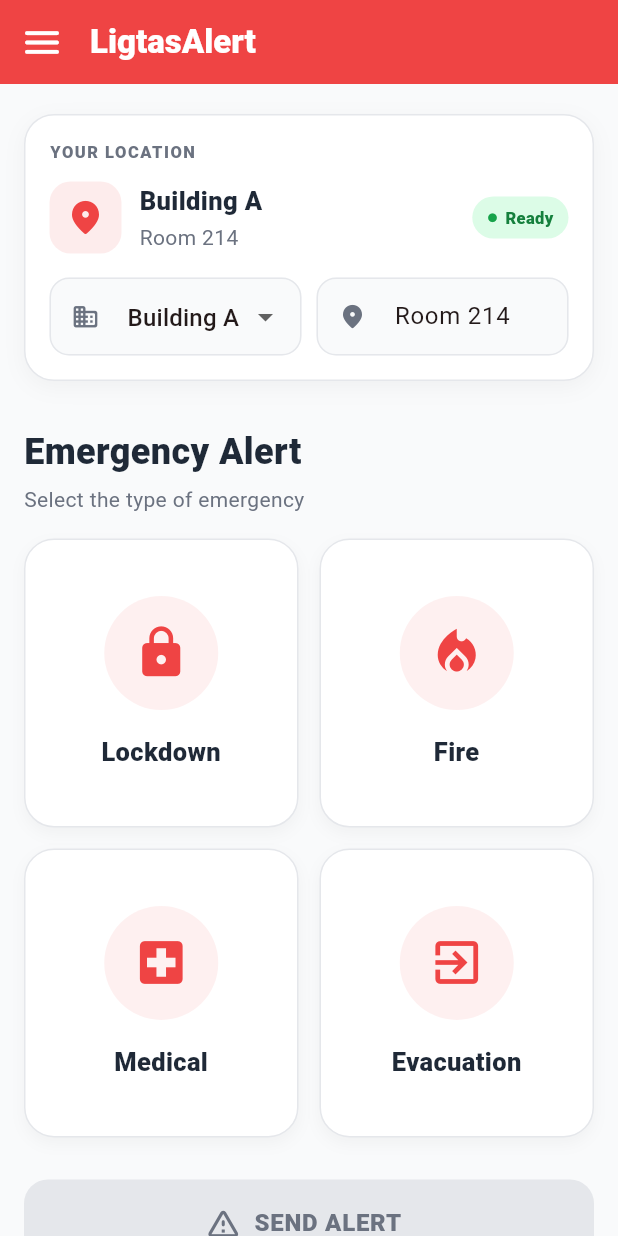
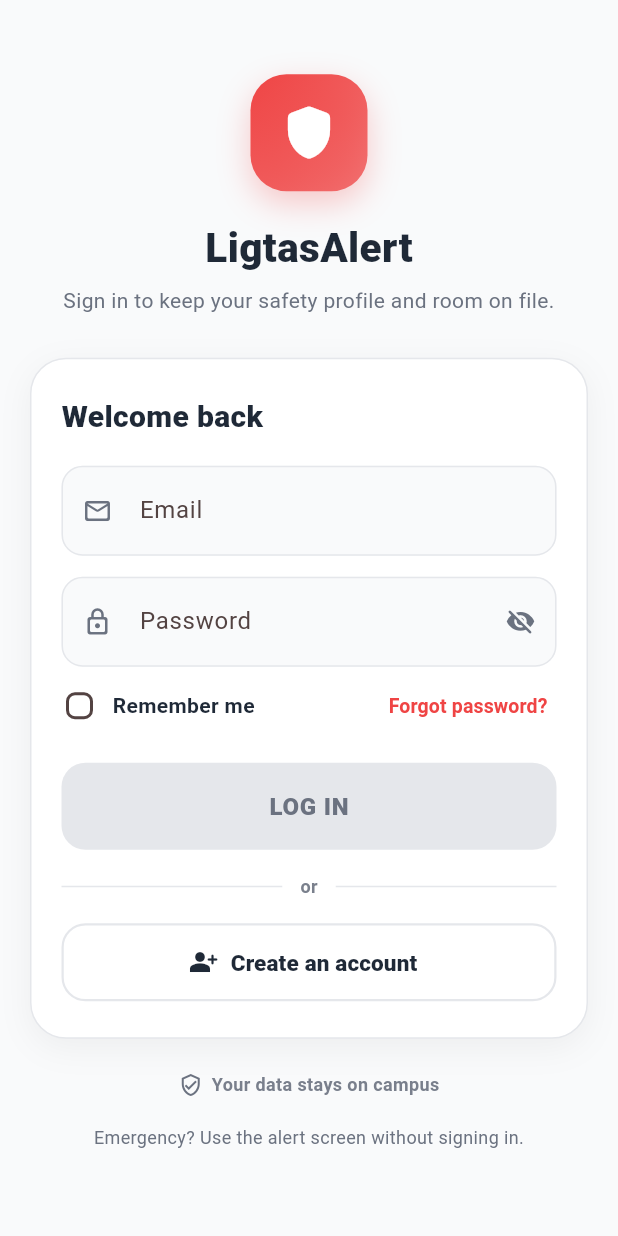
Before and after one commit to AlphaQbit/LigtasAlert_MAD, a Flutter app: the screen it shows after launch, on a phone screen of 412 x 824 dp. Run offline on Flutter 3.47's test engine with Material 3 defaults, Android fonts, the phone set to English and light mode, and no system bars.

Commit message:
new feature

```diff
--- /dev/null
+++ b/lib/login_page.dart
@@ -0,0 +1,438 @@
+import 'package:flutter/material.dart';
+import 'constants.dart';
+
+class LoginPage extends StatefulWidget {
+  const LoginPage({super.key, this.onLoggedIn});
+
+  final VoidCallback? onLoggedIn;
+
+  @override
+  State<LoginPage> createState() => _LoginPageState();
+}
+
+class _LoginPageState extends State<LoginPage> {
+  final _email = TextEditingController();
+  final _password = TextEditingController();
+  final _formKey = GlobalKey<FormState>();
+  bool _obscurePassword = true;
+  bool _rememberMe = false;
+
+  @override
+  void dispose() {
+    _email.dispose();
+    _password.dispose();
+    super.dispose();
+  }
+
+  @override
+  Widget build(BuildContext context) {
+    return Scaffold(
+      backgroundColor: kBg,
+      body: SafeArea(
+        child: Center(
+          child: SingleChildScrollView(
+            padding: const EdgeInsets.fromLTRB(20, 24, 20, 32),
+            child: ConstrainedBox(
+              constraints: const BoxConstraints(maxWidth: 440),
+              child: Form(
+                key: _formKey,
+                child: Column(
+                  crossAxisAlignment: CrossAxisAlignment.stretch,
+                  children: [
+                    _buildBrandHeader(),
+
+                    const SizedBox(height: 28),
+
+                    _buildLoginCard(),
+
+                    const SizedBox(height: 22),
+
+                    _buildFooter(),
+
+                    const SizedBox(height: 18),
+
+                    const Text(
+                      'Emergency? Use the alert screen without signing in.',
+                      textAlign: TextAlign.center,
+                      style: TextStyle(
+                        fontSize: 12,
+                        color: kTextSecondary,
+                      ),
+                    ),
+                  ],
+                ),
+              ),
+            ),
+          ),
+        ),
+      ),
+    );
+  }
+
+  Widget _buildBrandHeader() {
+    return Column(
+      children: [
+        Container(
+          width: 78,
+          height: 78,
+          decoration: BoxDecoration(
+            gradient: LinearGradient(
+              begin: Alignment.topLeft,
+              end: Alignment.bottomRight,
+              colors: [
+                kPrimary,
+                kPrimary.withValues(alpha: 0.72),
+              ],
+            ),
+            borderRadius: BorderRadius.circular(24),
+            boxShadow: [
+              BoxShadow(
+                color: kPrimary.withValues(alpha: 0.28),
+                blurRadius: 18,
+                offset: const Offset(0, 8),
+              ),
+            ],
+          ),
+          child: const Icon(
+            Icons.shield_rounded,
+            size: 42,
+            color: Colors.white,
+          ),
+        ),
+
+        const SizedBox(height: 18),
+
+        const Text(
+          'LigtasAlert',
+          style: TextStyle(
+            fontSize: 27,
+            fontWeight: FontWeight.w900,
+            color: kTextPrimary,
+          ),
+        ),
+
+        const SizedBox(height: 6),
+
+        const Text(
+          'Sign in to keep your safety profile and room on file.',
+          textAlign: TextAlign.center,
+          style: TextStyle(
+            fontSize: 14,
+            color: kTextSecondary,
+          ),
+        ),
+      ],
+    );
+  }
+
+  Widget _buildLoginCard() {
+    return Container(
+      padding: const EdgeInsets.fromLTRB(20, 24, 20, 24),
+      decoration: BoxDecoration(
+        color: kSurface,
+        borderRadius: BorderRadius.circular(24),
+        border: Border.all(color: kBorder),
+        boxShadow: [
+          BoxShadow(
+            color: Colors.black.withValues(alpha: 0.05),
+            blurRadius: 18,
+            offset: const Offset(0, 6),
+          ),
+        ],
+      ),
+      child: Column(
+        crossAxisAlignment: CrossAxisAlignment.stretch,
+        children: [
+          const Text(
+            'Welcome back',
+            style: TextStyle(
+              fontSize: 20,
+              fontWeight: FontWeight.w800,
+              color: kTextPrimary,
+            ),
+          ),
+
+          const SizedBox(height: 18),
+
+          _buildEmailField(),
+
+          const SizedBox(height: 14),
+
+          _buildPasswordField(),
+
+          const SizedBox(height: 8),
+
+          _buildRememberRow(),
+
+          const SizedBox(height: 20),
+
+          _buildSignInButton(),
+
+          const SizedBox(height: 16),
+
+          _buildDivider(),
+
+          const SizedBox(height: 16),
+
+          _buildSignUpButton(),
+        ],
+      ),
+    );
+  }
+
+  Widget _buildEmailField() {
+    return TextFormField(
+      controller: _email,
+      keyboardType: TextInputType.emailAddress,
+      autocorrect: false,
+      textInputAction: TextInputAction.next,
+      onChanged: (_) => setState(() {}),
+      validator: (value) {
+        final text = value?.trim() ?? '';
+        if (text.isEmpty) return 'Enter your email';
+        if (!text.contains('@') || !text.contains('.')) {
+          return 'Enter a valid email';
+        }
+        return null;
+      },
+      decoration: _inputDecoration(
+        icon: Icons.mail_outline_rounded,
+        label: 'Email',
+        hint: 'you@campus.edu',
+      ),
+    );
+  }
+
+  Widget _buildPasswordField() {
+    return TextFormField(
+      controller: _password,
+      obscureText: _obscurePassword,
+      textInputAction: TextInputAction.done,
+      onChanged: (_) => setState(() {}),
+      onFieldSubmitted: (_) => _submit(),
+      validator: (value) {
+        if (value == null || value.isEmpty) return 'Enter your password';
+        if (value.length < 6) return 'Password must be 6+ characters';
+        return null;
+      },
+      decoration: _inputDecoration(
+        icon: Icons.lock_outline_rounded,
+        label: 'Password',
+        hint: 'Enter your password',
+        suffix: IconButton(
+          icon: Icon(
+            _obscurePassword
+                ? Icons.visibility_off_rounded
+                : Icons.visibility_rounded,
+            size: 20,
+            color: kTextSecondary,
+          ),
+          onPressed: () {
+            setState(() {
+              _obscurePassword = !_obscurePassword;
+            });
+          },
+        ),
+      ),
+    );
+  }
+
+  Widget _buildRememberRow() {
+    return Row(
+      children: [
+        SizedBox(
+          width: 24,
+          height: 24,
+          child: Checkbox(
+            value: _rememberMe,
+            onChanged: (value) {
+              setState(() {
+                _rememberMe = value ?? false;
+              });
+            },
+            activeColor: kPrimary,
+            shape: RoundedRectangleBorder(
+              borderRadius: BorderRadius.circular(6),
+            ),
+          ),
+        ),
+
+        const SizedBox(width: 10),
+
+        const Text(
+          'Remember me',
+          style: TextStyle(
+            fontSize: 14,
+            fontWeight: FontWeight.w600,
+            color: kTextPrimary,
+          ),
+        ),
+
+        const Spacer(),
+
+        TextButton(
+          onPressed: () {},
+          style: TextButton.styleFrom(
+            foregroundColor: kPrimary,
+            padding: const EdgeInsets.symmetric(horizontal: 6),
+            minimumSize: const Size(0, 36),
+            tapTargetSize: MaterialTapTargetSize.shrinkWrap,
+          ),
+          child: const Text(
+            'Forgot password?',
+            style: TextStyle(
+              fontSize: 13,
+              fontWeight: FontWeight.w700,
+            ),
+          ),
+        ),
+      ],
+    );
+  }
+
+  Widget _buildSignInButton() {
+    final enabled = _email.text.trim().isNotEmpty && _password.text.isNotEmpty;
+
+    return SizedBox(
+      height: 58,
+      child: FilledButton(
+        onPressed: enabled ? _submit : null,
+        style: FilledButton.styleFrom(
+          backgroundColor: kPrimary,
+          disabledBackgroundColor: kBorder,
+          foregroundColor: Colors.white,
+          disabledForegroundColor: kTextSecondary,
+          shape: RoundedRectangleBorder(
+            borderRadius: BorderRadius.circular(16),
+          ),
+        ),
+        child: const Text(
+          'LOG IN',
+          style: TextStyle(
+            fontSize: 16,
+            fontWeight: FontWeight.w900,
+            letterSpacing: 0.5,
+          ),
+        ),
+      ),
+    );
+  }
+
+  Widget _buildDivider() {
+    return Row(
+      children: [
+        const Expanded(child: Divider(color: kBorder)),
+        Padding(
+          padding: const EdgeInsets.symmetric(horizontal: 12),
+          child: Text(
+            'or',
+            style: TextStyle(
+              fontSize: 12,
+              fontWeight: FontWeight.w700,
+              color: kTextSecondary.withValues(alpha: 0.9),
+            ),
+          ),
+        ),
+        const Expanded(child: Divider(color: kBorder)),
+      ],
+    );
+  }
+
+  Widget _buildSignUpButton() {
+    return SizedBox(
+      height: 52,
+      child: OutlinedButton.icon(
+        onPressed: () {},
+        style: OutlinedButton.styleFrom(
+          foregroundColor: kTextPrimary,
+          side: const BorderSide(color: kBorder, width: 1.5),
+          shape: RoundedRectangleBorder(
+            borderRadius: BorderRadius.circular(16),
+          ),
+        ),
+        icon: const Icon(
+          Icons.person_add_alt_rounded,
+          size: 20,
+        ),
+        label: const Text(
+          'Create an account',
+          style: TextStyle(
+            fontSize: 15,
+            fontWeight: FontWeight.w800,
+          ),
+        ),
+      ),
+    );
+  }
+
+  Widget _buildFooter() {
+    return Row(
+      mainAxisAlignment: MainAxisAlignment.center,
+      children: [
+        const Icon(
+          Icons.verified_user_outlined,
+          size: 16,
+          color: kTextSecondary,
+        ),
+        const SizedBox(width: 6),
+        Text(
+          'Your data stays on campus',
+          style: TextStyle(
+            fontSize: 12,
+            fontWeight: FontWeight.w600,
+            color: kTextSecondary.withValues(alpha: 0.9),
+          ),
+        ),
+      ],
+    );
+  }
+
+  void _submit() {
+    if (!(_formKey.currentState?.validate() ?? false)) return;
+    // ponytail: no backend yet, so login is a stub that just hands off to the
+    // caller's onLoggedIn. Wire real auth here (or a routing package) later.
+    widget.onLoggedIn?.call();
+  }
+
+  InputDecoration _inputDecoration({
+    required IconData icon,
+    required String label,
+    required String hint,
+    Widget? suffix,
+  }) {
+    return InputDecoration(
+      labelText: label,
+      hintText: hint,
+      prefixIcon: Icon(
+        icon,
+        size: 20,
+        color: kTextSecondary,
+      ),
+      suffixIcon: suffix,
+      floatingLabelBehavior: FloatingLabelBehavior.auto,
+      filled: true,
+      fillColor: kBg,
+      contentPadding: const EdgeInsets.symmetric(vertical: 18),
+      border: OutlineInputBorder(
+        borderRadius: BorderRadius.circular(14),
+        borderSide: const BorderSide(color: kBorder),
+      ),
+      enabledBorder: OutlineInputBorder(
+        borderRadius: BorderRadius.circular(14),
+        borderSide: const BorderSide(color: kBorder),
+      ),
+      focusedBorder: OutlineInputBorder(
+        borderRadius: BorderRadius.circular(14),
+        borderSide: const BorderSide(color: kPrimary, width: 2),
+      ),
+      errorBorder: OutlineInputBorder(
+        borderRadius: BorderRadius.circular(14),
+        borderSide: const BorderSide(color: kDanger, width: 1.5),
+      ),
+      focusedErrorBorder: OutlineInputBorder(
+        borderRadius: BorderRadius.circular(14),
+        borderSide: const BorderSide(color: kDanger, width: 2),
+      ),
+    );
+  }
+}
--- a/lib/main.dart
+++ b/lib/main.dart
@@ -1,6 +1,7 @@
 import 'package:flutter/material.dart';
 import 'constants.dart';
 import 'home_page.dart';
+import 'login_page.dart';
 
 void main() => runApp(const LigtasApp());
 
@@ -16,7 +17,13 @@ class LigtasApp extends StatelessWidget {
         useMaterial3: true,
         colorScheme: ColorScheme.fromSeed(seedColor: kPrimary),
       ),
-      home: const HomePage(),
+      home: LoginPage(
+        onLoggedIn: () {
+          Navigator.of(context).pushReplacement(
+            MaterialPageRoute(builder: (_) => const HomePage()),
+          );
+        },
+      ),
     );
   }
 }
```
Also changed, not shown: 1 other file.
